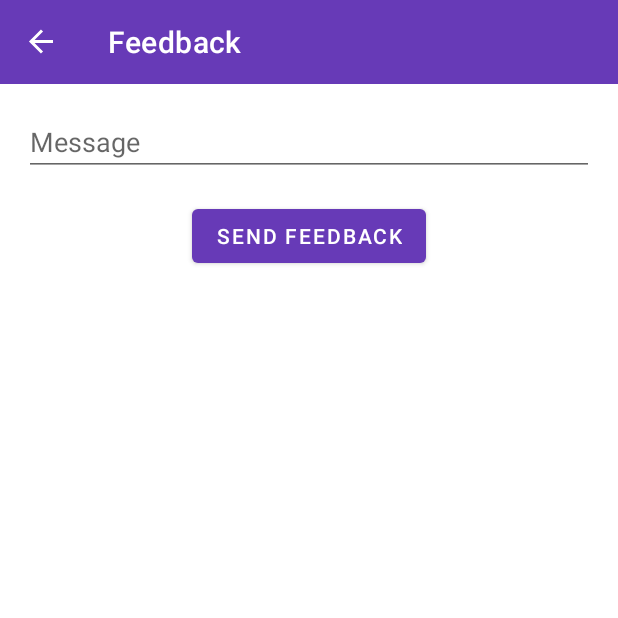
After one commit to VaibhavAWD/E-Learning-App, an Android app: the FeedbackFragment screen opened through its navigation route, on a phone screen of 412 x 824 dp, the top half of it. The commit adds this screen. Run offline under Robolectric (Android 15) with nearby library versions, the phone set to English and light mode, and no system bars; our stand-ins replace data binding, navigation-ui; libraries missing offline, so code that uses them is left out: org.kodein.di; 7 statements that could not run were skipped.

Commit message:
Send feedback

```diff
--- /dev/null
+++ b/app/src/main/java/com/vaibhavdhunde/app/elearning/ui/feedback/FeedbackFragment.kt
@@ -0,0 +1,79 @@
+package com.vaibhavdhunde.app.elearning.ui.feedback
+
+import android.os.Bundle
+import android.view.LayoutInflater
+import android.view.View
+import android.view.ViewGroup
+import android.view.inputmethod.EditorInfo
+import androidx.fragment.app.Fragment
+import com.vaibhavdhunde.app.elearning.R
+import com.vaibhavdhunde.app.elearning.databinding.FragmentFeedbackBinding
+import com.vaibhavdhunde.app.elearning.util.*
+import kotlinx.android.synthetic.main.fragment_feedback.*
+import org.kodein.di.KodeinAware
+import org.kodein.di.android.x.kodein
+import org.kodein.di.generic.instance
+
+class FeedbackFragment : Fragment(), KodeinAware {
+
+    override val kodein by kodein()
+
+    private val factory: ViewModelFactory by instance()
+
+    private lateinit var feedbackViewModel: FeedbackViewModel
+
+    private lateinit var binding: FragmentFeedbackBinding
+
+    override fun onCreateView(
+        inflater: LayoutInflater, container: ViewGroup?,
+        savedInstanceState: Bundle?
+    ): View? {
+        val view = inflater.inflate(R.layout.fragment_feedback, container, false)
+
+        feedbackViewModel = obtainViewModel(FeedbackViewModel::class.java, factory)
+
+        binding = FragmentFeedbackBinding.bind(view).apply {
+            viewmodel = feedbackViewModel
+            lifecycleOwner = viewLifecycleOwner
+        }
+
+        return binding.root
+    }
+
+    override fun onActivityCreated(savedInstanceState: Bundle?) {
+        super.onActivityCreated(savedInstanceState)
+        setupInputField()
+        setupEvents()
+    }
+
+    private fun setupInputField() {
+        input_message.setOnEditorActionListener { _, actionId, _ ->
+            if (actionId == EditorInfo.IME_ACTION_DONE) {
+                sendFeedback()
+                true
+            } else {
+                false
+            }
+        }
+    }
+
+    private fun setupEvents() {
+        binding.viewmodel?.showMessageEvent?.observe(viewLifecycleOwner, EventObserver { message ->
+            if (message is Int) {
+                fragment_feedback.snackbar(message)
+            } else if (message is String) {
+                fragment_feedback.snackbar(message)
+            }
+        })
+
+        binding.viewmodel?.closeSoftKeyboardEvent?.observe(viewLifecycleOwner, EventObserver {
+            closeSoftKeyboard()
+        })
+    }
+
+    private fun sendFeedback() {
+        binding.viewmodel?.sendFeedback()
+    }
+
+
+}
--- /dev/null
+++ b/app/src/main/res/layout/fragment_feedback.xml
@@ -0,0 +1,67 @@
+<?xml version="1.0" encoding="utf-8"?>
+<layout xmlns:android="http://schemas.android.com/apk/res/android">
+
+    <data>
+
+        <import type="android.view.View" />
+
+        <variable
+            name="viewmodel"
+            type="com.vaibhavdhunde.app.elearning.ui.feedback.FeedbackViewModel" />
+    </data>
+
+    <androidx.coordinatorlayout.widget.CoordinatorLayout
+        android:id="@+id/fragment_feedback"
+        android:layout_width="match_parent"
+        android:layout_height="match_parent">
+
+        <ScrollView
+            android:id="@+id/feedback_scroll_container"
+            android:layout_width="match_parent"
+            android:layout_height="match_parent"
+            android:fillViewport="true">
+
+            <LinearLayout
+                android:id="@+id/feedback_container"
+                android:layout_width="match_parent"
+                android:layout_height="wrap_content"
+                android:clipToPadding="false"
+                android:gravity="center_horizontal"
+                android:orientation="vertical"
+                android:padding="16dp">
+
+                <ProgressBar
+                    android:id="@+id/progress_indicator"
+                    style="?android:attr/progressBarStyle"
+                    android:layout_width="wrap_content"
+                    android:layout_height="wrap_content"
+                    android:layout_marginBottom="24dp"
+                    android:visibility="@{viewmodel.dataLoading ? View.VISIBLE : View.GONE}" />
+
+                <EditText
+                    android:id="@+id/input_message"
+                    android:layout_width="match_parent"
+                    android:layout_height="wrap_content"
+                    android:enabled="@{!viewmodel.dataLoading}"
+                    android:hint="@string/hint_message"
+                    android:imeOptions="actionDone"
+                    android:inputType="textCapSentences"
+                    android:maxLength="500"
+                    android:text="@={viewmodel.message}" />
+
+                <com.google.android.material.button.MaterialButton
+                    android:id="@+id/btn_send_feedback"
+                    android:layout_width="wrap_content"
+                    android:layout_height="wrap_content"
+                    android:layout_marginTop="16dp"
+                    android:enabled="@{!viewmodel.dataLoading}"
+                    android:onClick="@{() -> viewmodel.sendFeedback()}"
+                    android:text="@string/send_feedback" />
+
+            </LinearLayout>
+
+        </ScrollView>
+
+    </androidx.coordinatorlayout.widget.CoordinatorLayout>
+
+</layout>
--- a/app/src/main/res/menu/nav_view.xml
+++ b/app/src/main/res/menu/nav_view.xml
@@ -4,8 +4,13 @@
     <item
         android:id="@+id/subjectsFragment"
         android:title="@string/nav_study" />
+
     <item
         android:id="@+id/profileFragment"
         android:title="@string/nav_profile" />
 
+    <item
+        android:id="@+id/feedbackFragment"
+        android:title="@string/nav_send_feedback" />
+
 </menu>
--- a/app/src/main/res/navigation/nav_graph.xml
+++ b/app/src/main/res/navigation/nav_graph.xml
@@ -71,4 +71,9 @@
             app:argType="long" />
     </fragment>
 
+    <fragment
+        android:id="@+id/feedbackFragment"
+        android:name="com.vaibhavdhunde.app.elearning.ui.feedback.FeedbackFragment"
+        android:label="@string/label_feedback" />
+
 </navigation>
--- a/app/src/main/res/values/strings.xml
+++ b/app/src/main/res/values/strings.xml
@@ -17,6 +17,7 @@
     <!--  Nav View  -->
     <string name="nav_study">Study</string>
     <string name="nav_profile">Profile</string>
+    <string name="nav_send_feedback">Send Feedback</string>
 
     <!-- Login Activity  -->
     <string name="login">Login</string>
@@ -62,4 +63,9 @@
     <!-- Subtopic Fragment -->
     <string name="label_subtopic">Subtopic</string>
 
+    <!-- Feedback Fragment -->
+    <string name="label_feedback">Feedback</string>
+    <string name="hint_message">Message</string>
+    <string name="send_feedback">Send Feedback</string>
+
 </resources>
```
